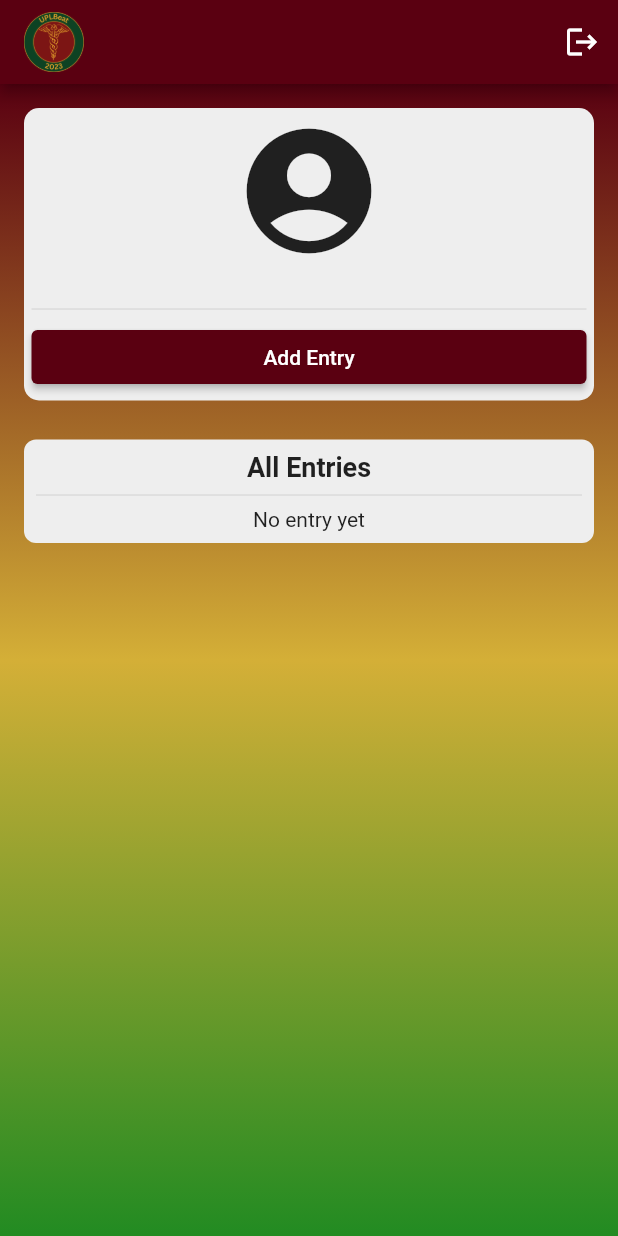
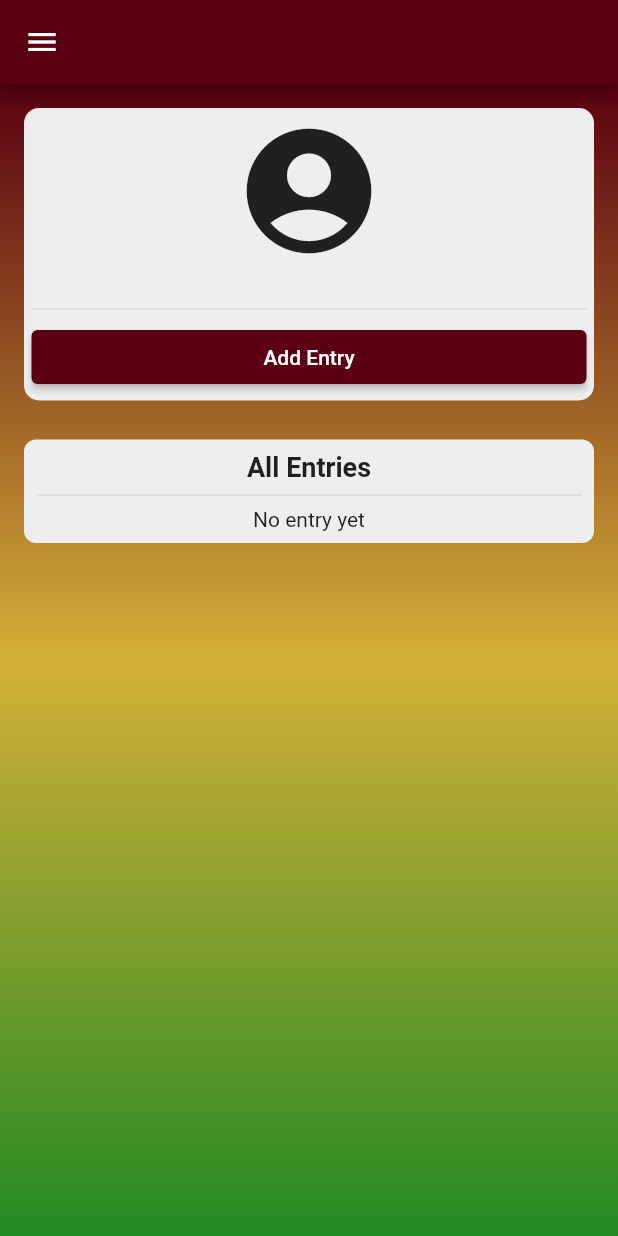
Before and after one commit to reymondyncierto/UPLBeat, a Flutter app: the TodoPage screen opened by its route, on a phone screen of 412 x 824 dp. Run offline on Flutter 3.47's test engine with Material 2 defaults, Android fonts, the phone set to English and light mode, and no system bars; our stand-ins replace cloud_firestore, email_validator, firebase_auth, firebase_core, google_sign_in, image_gallery_saver and 1 more; missing offline and left inert: qr_code_scanner; accounts and stored records are empty.

Commit message:
chore: revert it to the previous state

```diff
--- a/lib/screens/todo_page.dart
+++ b/lib/screens/todo_page.dart
@@ -98,24 +98,24 @@ class _TodoPageState extends State<TodoPage> {
 
     return Scaffold(
         appBar: AppBar(
-          leading: Padding(
-            padding: const EdgeInsets.only(left: 16.0),
-            child: Image.asset(
-              'images/logo.png',
-              fit: BoxFit.contain,
-              width: 40,
-              height: 40,
-            ),
-          ),
-          actions: [
-            IconButton(
-              icon: const Icon(Icons.logout),
-              onPressed: () {
-                context.read<AuthProvider>().signOut();
-                Navigator.pushReplacementNamed(context, '/login');
-              },
-            ),
-          ],
+          // leading: Padding(
+          //   padding: const EdgeInsets.only(left: 16.0),
+          //   child: Image.asset(
+          //     'images/logo.png',
+          //     fit: BoxFit.contain,
+          //     width: 40,
+          //     height: 40,
+          //   ),
+          // ),
+          // actions: [
+          //   IconButton(
+          //     icon: const Icon(Icons.logout),
+          //     onPressed: () {
+          //       context.read<AuthProvider>().signOut();
+          //       Navigator.pushReplacementNamed(context, '/login');
+          //     },
+          //   ),
+          // ],
         ),
         body: Container(
           decoration: const BoxDecoration(
@@ -140,8 +140,8 @@ class _TodoPageState extends State<TodoPage> {
             ],
           ),
         ),
-        drawer: userType == "user" ? null : const createDrawer()
-    );
+        // drawer: userType == "user" ? null : const createDrawer(),
+        drawer: const createDrawer());
   }
 
   // checks if two dates are of the same day
```
